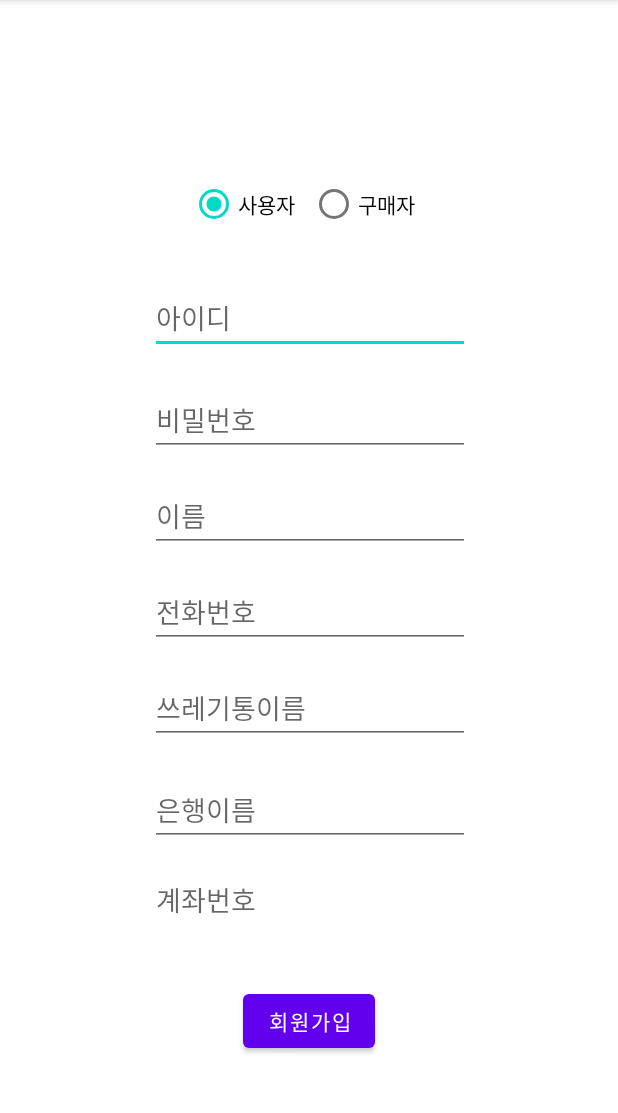
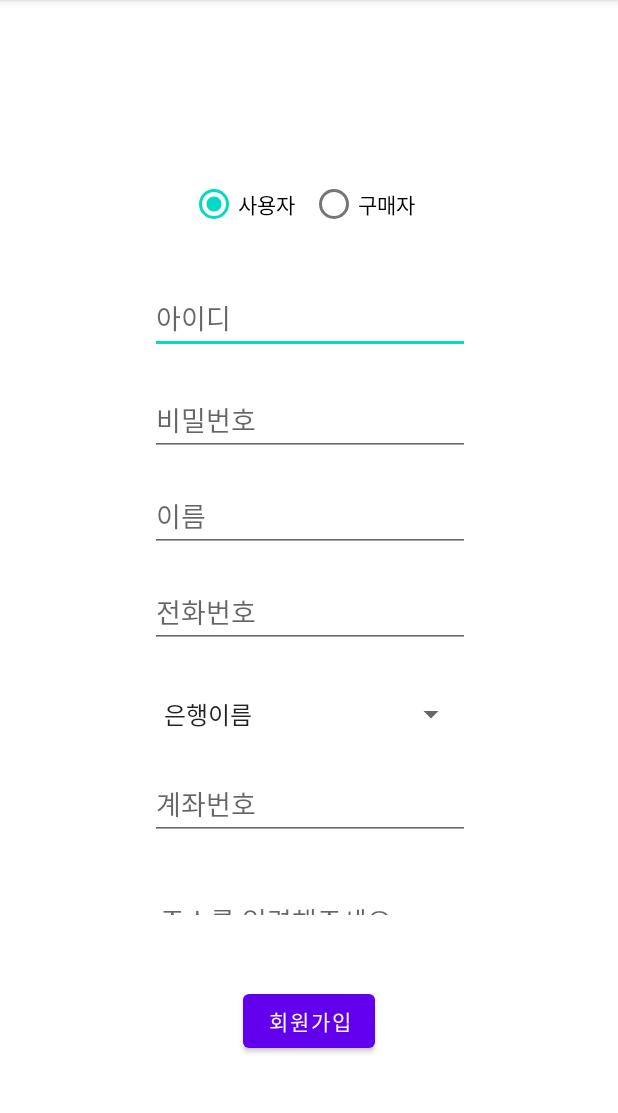
Before and after one commit to HyeonSeungKAM/CWNU-CapstoneProject, an Android app: the RegisterActivity screen opened directly, with no data from a screen before it, after a tap on "회원가입", on a phone screen of 412 x 824 dp, the part 84-1197 px from its top. Run offline under Robolectric (Android 15) with nearby library versions, the phone set to English and light mode, and no system bars; our stand-ins replace Volley; network calls fail; 1 other tap on this screen came first.

Commit message:
"수정 "

```diff
--- a/app/src/main/java/com/example/registerloginexample/LoginActivity.java
+++ b/app/src/main/java/com/example/registerloginexample/LoginActivity.java
@@ -75,6 +75,7 @@ public class LoginActivity extends AppCompatActivity {
 
                                 } else if (kind.equals("user")) {
                                     String binName = jsonObject.getString("binName");
+                                    String mDate = jsonObject.getString("mDate");
                                     String userID = jsonObject.getString("userID");
                                     String userName = jsonObject.getString("userName");
                                     String glass = jsonObject.getString("glass");
@@ -85,6 +86,7 @@ public class LoginActivity extends AppCompatActivity {
                                     Toast.makeText(getApplicationContext(),"로그인에 성공하였습니다",Toast.LENGTH_SHORT).show();
                                     Intent intent = new Intent(LoginActivity.this, MainActivity.class);
                                     intent.putExtra("binName",binName);
+                                    intent.putExtra("mDate",mDate);
                                     intent.putExtra("kind",kind);
                                     intent.putExtra("userID",userID);
                                     intent.putExtra("userName",userName);
--- a/app/src/main/java/com/example/registerloginexample/MainActivity.java
+++ b/app/src/main/java/com/example/registerloginexample/MainActivity.java
@@ -33,7 +33,7 @@ public class MainActivity extends AppCompatActivity {
 
         TextView tv_id = findViewById(R.id.tv_id);
         TextView tv_name = findViewById(R.id.tv_name);
-        TextView tv_binName = findViewById(R.id.tv_binName);
+        TextView tv_mDate = findViewById(R.id.tv_mDate);
         TextView tv_glassW = findViewById(R.id.tv_glassW);
         TextView tv_plasticW = findViewById(R.id.tv_plasticW);
         TextView tv_paperW = findViewById(R.id.tv_paperW);
@@ -44,6 +44,7 @@ public class MainActivity extends AppCompatActivity {
         String userID = intent.getStringExtra("userID");
         String userName = intent.getStringExtra("userName");
         String binName = intent.getStringExtra("binName");
+        String mDate = intent.getStringExtra("mDate");
         String glass = intent.getStringExtra("glass");
         String plastic = intent.getStringExtra("plastic");
         String paper = intent.getStringExtra("paper");
@@ -51,7 +52,7 @@ public class MainActivity extends AppCompatActivity {
 
         tv_id.setText(userID);
         tv_name.setText(userName);
-        tv_binName.setText(binName);
+        tv_mDate.setText(mDate);
         tv_glassW.setText(glass +"kg");
         tv_plasticW.setText(plastic+"kg");
         tv_paperW.setText(paper+"kg");
--- a/app/src/main/java/com/example/registerloginexample/RegisterActivity.java
+++ b/app/src/main/java/com/example/registerloginexample/RegisterActivity.java
@@ -9,10 +9,13 @@ import android.os.Bundle;
 import android.telephony.PhoneNumberFormattingTextWatcher;
 import android.view.View;
 import android.view.WindowManager;
+import android.widget.AdapterView;
+import android.widget.ArrayAdapter;
 import android.widget.Button;
 import android.widget.EditText;
 import android.widget.RadioGroup;
 import android.widget.ScrollView;
+import android.widget.Spinner;
 import android.widget.Toast;
 
 import com.android.volley.RequestQueue;
@@ -25,7 +28,9 @@ import org.json.JSONObject;
 public class RegisterActivity extends AppCompatActivity {
 
     public String type = "user";
-    private EditText et_id, et_pass, et_name, et_phoneNum, et_binName, et_accountBank, et_accountNumber, et_address;
+    private EditText et_id, et_pass, et_name, et_phoneNum, et_accountNumber, et_address;
+
+    private Spinner spinner_bankMenu;
     private Button btn_register;
 
 
@@ -45,17 +50,14 @@ public class RegisterActivity extends AppCompatActivity {
                 switch(checkedId){
                     case R.id.radio_button_user:
                         type = "user";
-                        et_binName.setVisibility(View.VISIBLE);
-                        et_binName.setVisibility(View.VISIBLE);
-                        et_accountBank.setVisibility(View.VISIBLE);
+                        spinner_bankMenu.setVisibility(View.VISIBLE);
                         et_accountNumber.setVisibility(View.VISIBLE);
                         et_address.setVisibility(View.VISIBLE);
                         break;
 
                     case R.id.radio_button_buyer:
                         type = "buyer";
-                        et_binName.setVisibility(View.GONE);
-                        et_accountBank.setVisibility(View.GONE);
+                        spinner_bankMenu.setVisibility(View.GONE);
                         et_accountNumber.setVisibility(View.GONE);
                         et_address.setVisibility(View.GONE);
                         break;
@@ -75,10 +77,16 @@ public class RegisterActivity extends AppCompatActivity {
         et_phoneNum = findViewById(R.id.et_phoneNum);
         et_phoneNum.addTextChangedListener(new PhoneNumberFormattingTextWatcher());
 
+        spinner_bankMenu = findViewById(R.id.spinner_bankMenu);
+        final String[] banks = getResources().getStringArray(R.array.banks_array);
 
-        et_binName = findViewById(R.id.et_binName);
+        ArrayAdapter menuAdapter = ArrayAdapter.createFromResource(this, R.array.banks_array, android.R.layout.simple_spinner_item);
 
-        et_accountBank = findViewById(R.id.et_accountBank);
+        // 스피너 클릭 시 DropDown 모양을 설정
+        menuAdapter.setDropDownViewResource(android.R.layout.simple_spinner_dropdown_item);
+        // 스피너 어댑터에 연결
+        spinner_bankMenu.setAdapter(menuAdapter);
+
         et_accountNumber = findViewById(R.id.et_accountNumber);
 
         // 회원가입 버튼 클릭 시 수정
@@ -92,10 +100,11 @@ public class RegisterActivity extends AppCompatActivity {
                 String userPass = et_pass.getText().toString();
                 String userName = et_name.getText().toString();
                 String phoneNum = et_phoneNum.getText().toString();
-                String binName = et_binName.getText().toString();
-                String accountBank = et_accountBank.getText().toString();
+                String accountBank = spinner_bankMenu.getSelectedItem().toString();
                 String accountNumber = et_accountNumber.getText().toString();
+
                 String account = accountBank + " " +accountNumber;
+
                 String address = et_address.getText().toString();
 
                 String kind = type;
@@ -119,7 +128,7 @@ public class RegisterActivity extends AppCompatActivity {
                     }
                 };
                 // 서버로 Volley를 이용해 요청을 함.
-                RegisterRequest registerRequest = new RegisterRequest(kind, userID, userPass, userName,phoneNum ,binName, account, address, responseListener);
+                RegisterRequest registerRequest = new RegisterRequest(kind, userID, userPass, userName,phoneNum, account, address, responseListener);
                 RequestQueue queue = Volley.newRequestQueue(RegisterActivity.this);
                 queue.add(registerRequest);
 
--- a/app/src/main/java/com/example/registerloginexample/RegisterRequest.java
+++ b/app/src/main/java/com/example/registerloginexample/RegisterRequest.java
@@ -13,7 +13,7 @@ public class RegisterRequest extends StringRequest {
     final static private String URL = "http://gamhs44.ivyro.net/Register.php";
     private Map<String, String> map;
 
-    public RegisterRequest(String kind, String userID, String userPassword, String userName, String phoneNum, String binName,
+    public RegisterRequest(String kind, String userID, String userPassword, String userName, String phoneNum,
                            String account, String address ,Response.Listener<String> listener) {
         super(Method.POST, URL, listener, null);
 
@@ -23,7 +23,6 @@ public class RegisterRequest extends StringRequest {
         map.put( "userPassword", userPassword);
         map.put( "userName", userName);
         map.put( "phoneNum", phoneNum);
-        map.put( "binName", binName);
         map.put( "account", account);
         map.put( "address", address);
 
--- a/app/src/main/res/layout/activity_register.xml
+++ b/app/src/main/res/layout/activity_register.xml
@@ -102,36 +102,14 @@
                 android:minHeight="48dp" />
 
 
-
-            <EditText
-                android:id="@+id/et_binName"
-                android:layout_width="wrap_content"
-                android:layout_height="wrap_content"
-                android:layout_marginTop="16dp"
+            <Spinner
+                android:id="@+id/spinner_bankMenu"
                 android:ems="10"
-                android:hint="쓰레기통이름"
-                android:inputType="textPersonName"
-                android:minHeight="48dp"
-                app:layout_constraintEnd_toEndOf="@+id/et_name"
-                app:layout_constraintHorizontal_bias="0.0"
-                app:layout_constraintStart_toStartOf="@+id/et_name"
-                app:layout_constraintTop_toBottomOf="@+id/et_name" />
-
-
-            <EditText
-                android:id="@+id/et_accountBank"
-                android:layout_width="wrap_content"
+                android:layout_width="210dp"
                 android:layout_height="wrap_content"
                 android:layout_marginTop="20dp"
-                android:ems="10"
-                android:hint="은행이름"
-                android:inputType="textPersonName"
                 android:minHeight="48dp"
-                app:layout_constraintEnd_toEndOf="@+id/et_binName"
-                app:layout_constraintHorizontal_bias="0.0"
-                app:layout_constraintStart_toStartOf="@+id/et_binName"
-                app:layout_constraintTop_toBottomOf="@+id/et_binName" />
-
+                android:spinnerMode="dialog" />
 
             <EditText
                 android:id="@+id/et_accountNumber"
--- /dev/null
+++ b/app/src/main/res/values/banks_array.xml
@@ -0,0 +1,28 @@
+<?xml version="1.0" encoding="utf-8"?>
+<resources>
+    <string-array name="banks_array">
+        <item>은행이름</item>
+        <item>KB국민은행</item>
+        <item>농협</item>
+        <item>수협</item>
+        <item>산업은행</item>
+        <item>기업은행</item>
+        <item>외환은행</item>
+        <item>우리은행</item>
+        <item>SC은행</item>
+        <item>시티은행</item>
+        <item>대구은행</item>
+        <item>부산은행</item>
+        <item>광주은행</item>
+        <item>재주은행</item>
+        <item>전북은행</item>
+        <item>경남은행</item>
+        <item>새마을금고</item>
+        <item>신협</item>
+        <item>우체국</item>
+        <item>하나은행</item>
+        <item>신한은행</item>
+    </string-array>
+
+
+</resources>
```
